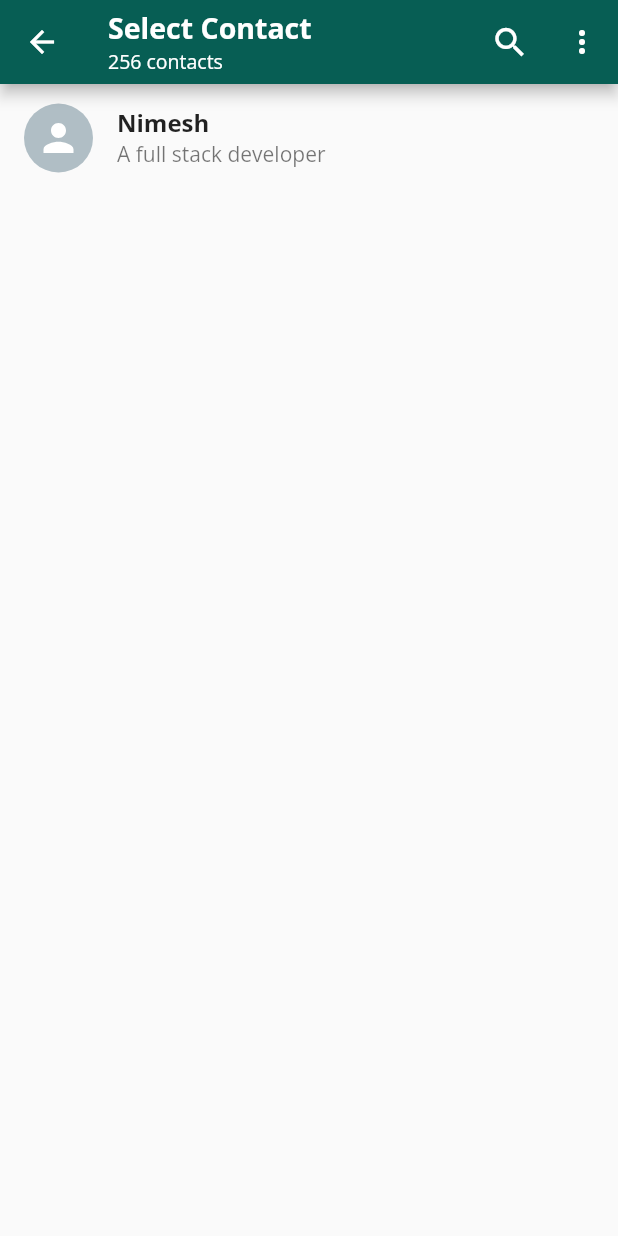
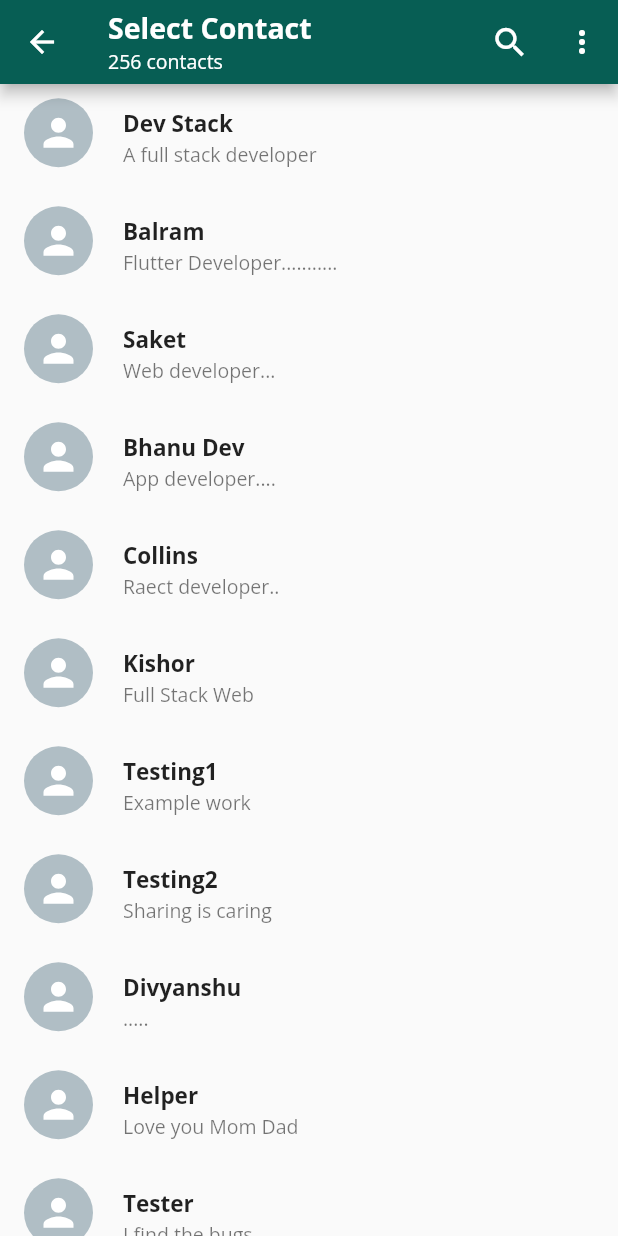
Before and after one commit to NimeshPiyumantha/Flutter_Chat_App, a Flutter app: the screen it shows after launch, tab 2 chosen, after a tap on the "chat" icon, on a phone screen of 412 x 824 dp. Run offline on Flutter 3.47's test engine with Material 2 defaults, Android fonts, the phone set to English and light mode, and no system bars; our stand-ins replace emoji_picker_flutter, flutter_svg.

Commit message:
Add select contact body

```diff
--- a/lib/customUI/contact_card.dart
+++ b/lib/customUI/contact_card.dart
@@ -1,32 +1,60 @@
 import 'package:flutter/material.dart';
 import 'package:flutter_svg/flutter_svg.dart';
 
+import '../model/chat_model.dart';
+
 class ContactCard extends StatelessWidget {
-  const ContactCard({super.key});
+  const ContactCard({super.key, required this.contact});
+  final ChatModel contact;
 
   @override
   Widget build(BuildContext context) {
-    return InkWell(
-      onTap: () {},
-      child: ListTile(
-        leading: CircleAvatar(
+    return ListTile(
+      leading: SizedBox(
+        width: 50,
+        height: 53,
+        child: Stack(
+          children: [
+            CircleAvatar(
               radius: 23,
               backgroundColor: Colors.blueGrey[200],
               child: SvgPicture.asset(
                 "assets/images/person.svg",
+                color: Colors.white,
                 height: 30,
                 width: 30,
-            color: Colors.white,
               ),
             ),
-        title: const Text(
-          "Nimesh",
-          style: TextStyle(
-            fontSize: 16,
+            contact.select
+                ? const Positioned(
+                    bottom: 4,
+                    right: 5,
+                    child: CircleAvatar(
+                      backgroundColor: Colors.teal,
+                      radius: 11,
+                      child: Icon(
+                        Icons.check,
+                        color: Colors.white,
+                        size: 18,
+                      ),
+                    ),
+                  )
+                : Container(),
+          ],
+        ),
+      ),
+      title: Text(
+        contact.name!,
+        style: const TextStyle(
+          fontSize: 15,
           fontWeight: FontWeight.bold,
         ),
       ),
-        subtitle: const Text("A full stack developer"),
+      subtitle: Text(
+        contact.status!,
+        style: const TextStyle(
+          fontSize: 13,
+        ),
       ),
     );
   }
--- a/lib/customUI/custom_chat_card.dart
+++ b/lib/customUI/custom_chat_card.dart
@@ -25,7 +25,7 @@ class CustomChatCard extends StatelessWidget {
               radius: 30,
               backgroundColor: Colors.blueGrey,
               child: SvgPicture.asset(
-                chatModel.isGroup
+                chatModel.isGroup!
                     ? "assets/images/groups.svg"
                     : "assets/images/person.svg",
                 height: 37,
@@ -34,7 +34,7 @@ class CustomChatCard extends StatelessWidget {
               ),
             ),
             title: Text(
-              chatModel.name,
+              chatModel.name!,
               style: const TextStyle(
                 fontSize: 16,
                 fontWeight: FontWeight.bold,
@@ -47,14 +47,14 @@ class CustomChatCard extends StatelessWidget {
                   width: 3,
                 ),
                 Text(
-                  chatModel.currentMessage,
+                  chatModel.currentMessage!,
                   style: const TextStyle(
                     fontSize: 13,
                   ),
                 ),
               ],
             ),
-            trailing: Text(chatModel.time),
+            trailing: Text(chatModel.time!),
           ),
           const Padding(
             padding: EdgeInsets.only(right: 20, left: 80),
--- a/lib/model/chat_model.dart
+++ b/lib/model/chat_model.dart
@@ -1,18 +1,21 @@
 class ChatModel {
-  final String name;
-  final String icon;
-  final bool isGroup;
-  final String time;
-  final String currentMessage;
-  final String status;
-  final int id;
+  final String? name;
+  final String? icon;
+  final bool? isGroup;
+  final String? time;
+  final String? currentMessage;
+  final String? status;
+  final bool select;
+  final int? id;
+
   ChatModel({
-    required this.name,
-    required this.icon,
-    required this.isGroup,
-    required this.time,
-    required this.currentMessage,
-    required this.status,
-    required this.id,
+    this.name,
+    this.icon,
+    this.isGroup,
+    this.time,
+    this.currentMessage,
+    this.status,
+    this.select = false,
+    this.id,
   });
 }
--- a/lib/screen/Individual_page.dart
+++ b/lib/screen/Individual_page.dart
@@ -51,7 +51,7 @@ class _IndividualPageState extends State<IndividualPage> {
                 radius: 20,
                 backgroundColor: Colors.blueGrey,
                 child: SvgPicture.asset(
-                  widget.chatModel.isGroup
+                  widget.chatModel.isGroup!
                       ? "assets/images/groups.svg"
                       : "assets/images/person.svg",
                   height: 35,
@@ -71,7 +71,7 @@ class _IndividualPageState extends State<IndividualPage> {
               crossAxisAlignment: CrossAxisAlignment.start,
               children: [
                 Text(
-                  widget.chatModel.name,
+                  widget.chatModel.name!,
                   style: const TextStyle(
                     fontSize: 19,
                     fontWeight: FontWeight.bold,
--- a/lib/screen/select_content.dart
+++ b/lib/screen/select_content.dart
@@ -1,5 +1,7 @@
 import 'package:flutter/material.dart';
-import 'package:flutter_chat_app/customUI/contact_card.dart';
+
+import '../customUI/contact_card.dart';
+import '../model/chat_model.dart';
 
 class SelectContact extends StatefulWidget {
   const SelectContact({super.key});
@@ -11,6 +13,19 @@ class SelectContact extends StatefulWidget {
 class _SelectContactState extends State<SelectContact> {
   @override
   Widget build(BuildContext context) {
+    List<ChatModel> contacts = [
+      ChatModel(name: "Dev Stack", status: "A full stack developer"),
+      ChatModel(name: "Balram", status: "Flutter Developer..........."),
+      ChatModel(name: "Saket", status: "Web developer..."),
+      ChatModel(name: "Bhanu Dev", status: "App developer...."),
+      ChatModel(name: "Collins", status: "Raect developer.."),
+      ChatModel(name: "Kishor", status: "Full Stack Web"),
+      ChatModel(name: "Testing1", status: "Example work"),
+      ChatModel(name: "Testing2", status: "Sharing is caring"),
+      ChatModel(name: "Divyanshu", status: "....."),
+      ChatModel(name: "Helper", status: "Love you Mom Dad"),
+      ChatModel(name: "Tester", status: "I find the bugs"),
+    ];
     return Scaffold(
       appBar: AppBar(
         title: const Column(
@@ -61,10 +76,12 @@ class _SelectContactState extends State<SelectContact> {
           ),
         ],
       ),
-      body: ListView(
-        children: const [
-          ContactCard(),
-        ],
+      body: ListView.builder(
+        itemCount: contacts.length,
+        itemBuilder: (context, index) => ContactCard(
+          key: ValueKey(contacts[index].id),
+          contact: contacts[index],
+        ),
       ),
     );
   }
```
Also changed, not shown: lib/pages/chat_page.dart (+1 -6 lines). Lines whose indentation alone changed are shown as unchanged.
